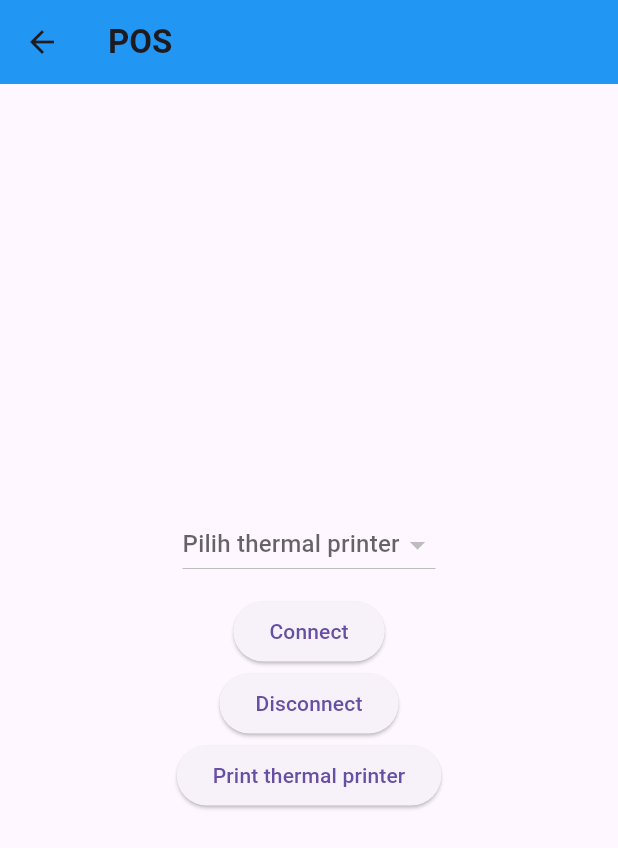
After one commit to rianjanuarian/aloysius, a Flutter app: the screen it shows after launch, after a tap on "Buka Cash Register", after a tap on "Thermal Printer Page", on a phone screen of 412 x 824 dp. The commit adds this screen. Shown: the top 848 px of the screen. Run offline on Flutter 3.47's test engine with Material 3 defaults, Android fonts, the phone set to English and light mode, and no system bars; our stand-ins replace flutter_blue; missing offline and left inert: blue_thermal_printer, starxpand; statements that could not run were skipped.

Commit message:
thermal printer page

```diff
--- /dev/null
+++ b/client/lib/ThermalPage.dart
@@ -0,0 +1,86 @@
+import 'package:flutter/material.dart';
+import 'package:blue_thermal_printer/blue_thermal_printer.dart';
+
+class ThermalPage extends StatefulWidget {
+  const ThermalPage({super.key});
+
+  @override
+  State<ThermalPage> createState() => _MyWidgetState();
+}
+
+class _MyWidgetState extends State<ThermalPage> {
+  List<BluetoothDevice> devices = [];
+  BluetoothDevice? selectedDevices;
+  BlueThermalPrinter printer = BlueThermalPrinter.instance;
+  @override
+  void initState() {
+    // TODO: implement initState
+    super.initState();
+    getDevices();
+  }
+
+  void getDevices() async {
+    devices = await printer.getBondedDevices();
+    setState(() {});
+  }
+
+  @override
+  Widget build(BuildContext context) {
+    return Scaffold(
+      appBar: AppBar(
+        backgroundColor: Colors.blue,
+        title: const Text(
+          "POS",
+          style: TextStyle(fontWeight: FontWeight.w700),
+        ),
+      ),
+      body: Center(
+        child: Column(
+          mainAxisAlignment: MainAxisAlignment.center,
+          children: [
+            DropdownButton<BluetoothDevice>(
+              items: devices
+                  .map((e) => DropdownMenuItem(
+                        child: Text(e.name!),
+                        value: e,
+                      ))
+                  .toList(),
+              onChanged: (device) {
+                setState(() {
+                  selectedDevices = device;
+                });
+              },
+              value: selectedDevices,
+              hint: Text("Pilih thermal printer"),
+            ),
+            const SizedBox(height: 10),
+            ElevatedButton(
+                onPressed: () {
+                  printer.connect(selectedDevices!);
+                },
+                child: Text("Connect")),
+            ElevatedButton(
+                onPressed: () {
+                  printer.disconnect();
+                },
+                child: Text("Disconnect")),
+            ElevatedButton(
+                onPressed: () async {
+                  if ((await printer.isConnected)!) {
+                    printer.printNewLine();
+                    printer.printCustom("Toko Galang Bangunan", 0, 1);
+                    printer.printQRcode("TEST QR", 200, 200, 1);
+                    printer.printCustom("Jl. Bungur No. 123", 0, 1);
+                    printer.printCustom("---------------------------", 0, 1);
+                    printer.printCustom("Keramik\t\t\$5.00\n", 0, 1);
+                    printer.printCustom("Pasir\t\t\$15.00", 0, 1);
+                    printer.printCustom("Total:\t\t\$20.00\n", 0, 1);
+                  }
+                },
+                child: const Text("Print thermal printer")),
+          ],
+        ),
+      ),
+    );
+  }
+}
--- a/client/lib/homepage.dart
+++ b/client/lib/homepage.dart
@@ -2,13 +2,20 @@
 
 import 'package:flutter/material.dart';
 import 'package:flutter_blue/flutter_blue.dart';
+import 'package:pos/ThermalPage.dart';
+
 import 'package:starxpand/starxpand.dart';
 
-class HomePage extends StatelessWidget {
+class HomePage extends StatefulWidget {
+  HomePage({super.key});
+
+  @override
+  State<HomePage> createState() => _HomePageState();
+}
+
+class _HomePageState extends State<HomePage> {
   final GlobalKey<ScaffoldMessengerState> scaffoldMessengerKey =
       GlobalKey<ScaffoldMessengerState>();
-
-  HomePage({super.key});
 
   void showSnackbar(BuildContext context, String message) {
     ScaffoldMessenger.of(context).showSnackBar(
@@ -139,7 +146,17 @@ class HomePage extends StatelessWidget {
                 onPressed: () {
                   openCashRegister(context);
                 },
-                child: const Text("Buka Cash Register"))
+                child: const Text("Buka Cash Register")),
+            const SizedBox(height: 20),
+            ElevatedButton(
+                onPressed: () {
+                  Navigator.of(context).push(
+                    MaterialPageRoute(
+                      builder: (context) => ThermalPage(),
+                    ),
+                  );
+                },
+                child: Text("Thermal Printer Page"))
           ],
         ),
       ),
--- a/client/pubspec.yaml
+++ b/client/pubspec.yaml
@@ -37,6 +37,7 @@ dependencies:
   cupertino_icons: ^1.0.2
   starxpand: ^0.0.2
   flutter_blue: ^0.8.0
+  blue_thermal_printer: ^1.2.3
 
 dev_dependencies:
   flutter_test:
```
Also changed, not shown: client/pubspec.lock, 1 other file.
